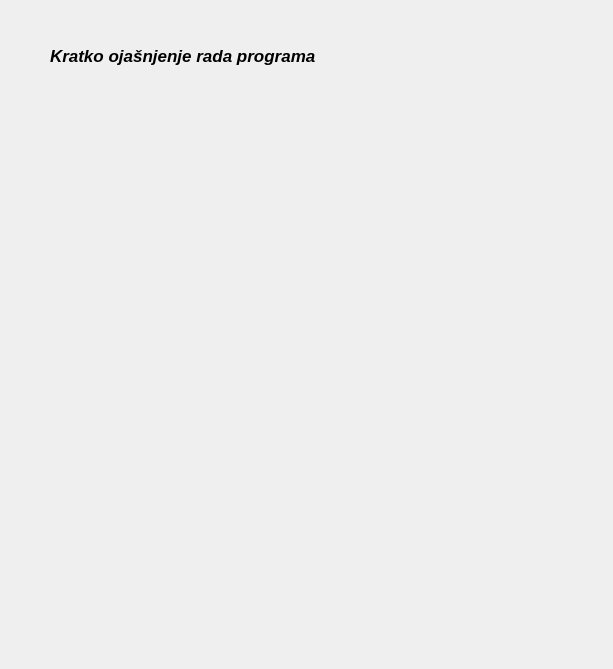
Above: dialog.ui from MilicaSelakovic/orthogonalConvexHullWithHighway before the change. Below: the same form after it.
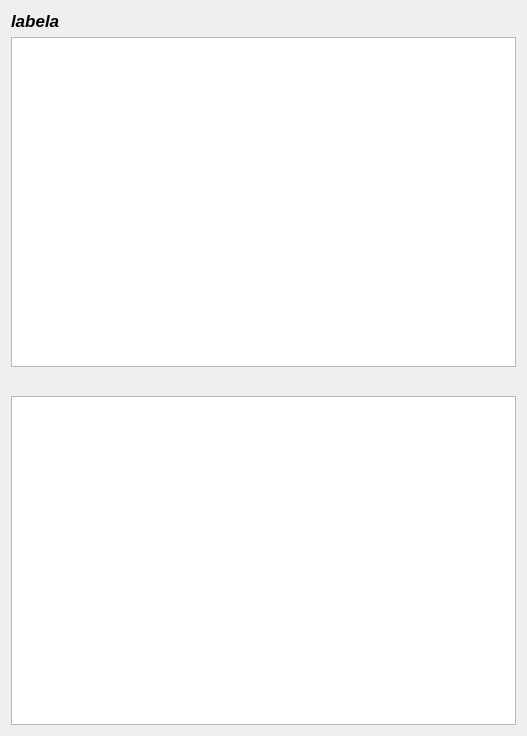
That is the form after the change. Icons and pictures are not drawn.

The edit to the form file:
```diff
--- a/dialog.ui
+++ b/dialog.ui
@@ -6,22 +6,22 @@
    <rect>
     <x>0</x>
     <y>0</y>
-    <width>613</width>
-    <height>669</height>
+    <width>527</width>
+    <height>736</height>
    </rect>
   </property>
+  <property name="font">
+   <font>
+    <pointsize>11</pointsize>
+    <italic>true</italic>
+   </font>
+  </property>
   <property name="windowTitle">
    <string>Dialog</string>
   </property>
+  <layout class="QVBoxLayout" name="verticalLayout">
+   <item>
   <widget class="QLabel" name="label">
-   <property name="geometry">
-    <rect>
-     <x>50</x>
-     <y>40</y>
-     <width>331</width>
-     <height>31</height>
-    </rect>
-   </property>
    <property name="font">
     <font>
      <pointsize>13</pointsize>
@@ -31,10 +31,44 @@
     </font>
    </property>
    <property name="text">
-    <string>Kratko ojašnjenje rada programa</string>
-   </property>
-  </widget>
- </widget>
- <resources/>
+      <string>labela</string>
+     </property>
+    </widget>
+   </item>
+   <item>
+    <widget class="QTextEdit" name="textEdit">
+     <property name="enabled">
+      <bool>true</bool>
+     </property>
+    </widget>
+   </item>
+   <item>
+    <widget class="QLabel" name="label_2">
+     <property name="text">
+      <string/>
+     </property>
+     <property name="pixmap">
+      <pixmap resource="recources.qrc">:/icons/help.png</pixmap>
+     </property>
+     <property name="scaledContents">
+      <bool>true</bool>
+     </property>
+    </widget>
+   </item>
+   <item>
+    <widget class="QTextEdit" name="textEdit_2">
+     <property name="enabled">
+      <bool>true</bool>
+     </property>
+     <property name="contextMenuPolicy">
+      <enum>Qt::NoContextMenu</enum>
+     </property>
+    </widget>
+   </item>
+  </layout>
+ </widget>
+ <resources>
+  <include location="recources.qrc"/>
+ </resources>
  <connections/>
 </ui>
```
Lines whose indentation alone changed are shown as unchanged.
